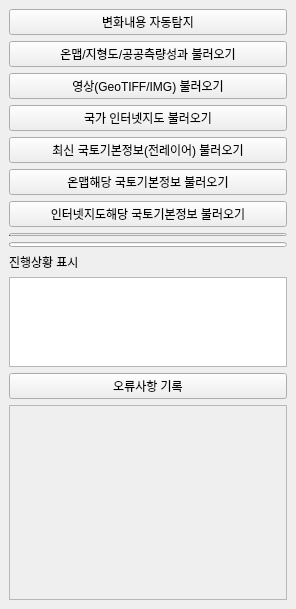
Qt form NGIIDataOverlayQualityCheck/ngii_data_utils_dockwidget_base.ui (kr-ngii/-NgiiDataOverlay) before a commit.
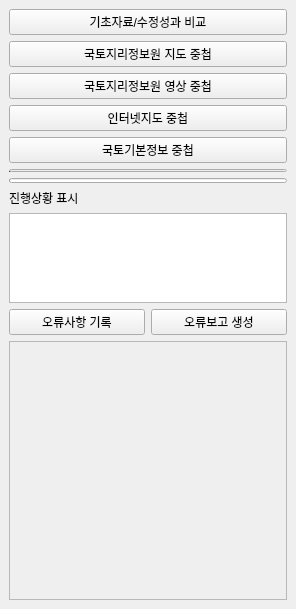
The same form after that commit.

Commit message: 버튼 수정

What changed in the file:
```diff
--- a/NGIIDataOverlayQualityCheck/ngii_data_utils_dockwidget_base.ui
+++ b/NGIIDataOverlayQualityCheck/ngii_data_utils_dockwidget_base.ui
@@ -14,108 +14,112 @@
    <string>국토지리정보원 데이터 중첩검사</string>
   </property>
   <widget class="QWidget" name="dockWidgetContents">
-   <layout class="QGridLayout" name="gridLayout_3">
-    <item row="8" column="0">
-     <widget class="QProgressBar" name="prgSub">
-      <property name="minimumSize">
-       <size>
-        <width>0</width>
-        <height>3</height>
-       </size>
-      </property>
-      <property name="maximumSize">
-       <size>
-        <width>16777215</width>
-        <height>3</height>
-       </size>
-      </property>
-      <property name="value">
-       <number>0</number>
-      </property>
-      <property name="textVisible">
-       <bool>false</bool>
-      </property>
-     </widget>
-    </item>
-    <item row="6" column="0">
-     <widget class="QPushButton" name="btnLoadInternetBaseMap">
+   <layout class="QGridLayout" name="gridLayout">
+    <item row="3" column="0">
+     <widget class="QPushButton" name="btnLoadTms">
       <property name="text">
-       <string>인터넷지도해당 국토기본정보 불러오기</string>
+       <string>인터넷지도 중첩</string>
       </property>
      </widget>
     </item>
     <item row="2" column="0">
      <widget class="QPushButton" name="btnLoadImage">
       <property name="text">
-       <string>영상(GeoTIFF/IMG) 불러오기</string>
+       <string>국토지리정보원 영상 중첩</string>
+      </property>
+     </widget>
+    </item>
+    <item row="0" column="0">
+     <widget class="QPushButton" name="btnAutoDetect">
+      <property name="text">
+       <string>기초자료/수정성과 비교</string>
       </property>
      </widget>
     </item>
     <item row="5" column="0">
-     <widget class="QPushButton" name="btnLoadOnmapBaseMap">
-      <property name="text">
-       <string>온맵해당 국토기본정보 불러오기</string>
+     <widget class="QProgressBar" name="prgSub">
+      <property name="minimumSize">
+       <size>
+        <width>0</width>
+        <height>3</height>
+       </size>
+      </property>
+      <property name="maximumSize">
+       <size>
+        <width>16777215</width>
+        <height>3</height>
+       </size>
+      </property>
+      <property name="value">
+       <number>0</number>
+      </property>
+      <property name="textVisible">
+       <bool>false</bool>
       </property>
      </widget>
     </item>
-    <item row="4" column="0">
-     <widget class="QPushButton" name="btnLoadBaseMap">
-      <property name="text">
-       <string>최신 국토기본정보(전레이어) 불러오기</string>
+    <item row="6" column="0">
+     <widget class="QProgressBar" name="prgMain">
+      <property name="minimumSize">
+       <size>
+        <width>0</width>
+        <height>5</height>
+       </size>
+      </property>
+      <property name="maximumSize">
+       <size>
+        <width>16777215</width>
+        <height>5</height>
+       </size>
+      </property>
+      <property name="value">
+       <number>0</number>
+      </property>
+      <property name="textVisible">
+       <bool>false</bool>
       </property>
      </widget>
     </item>
     <item row="1" column="0">
      <widget class="QPushButton" name="btnLoadVector">
       <property name="text">
-       <string>온맵/지형도/공공측량성과 불러오기</string>
+       <string>국토지리정보원 지도 중첩</string>
       </property>
      </widget>
     </item>
-    <item row="3" column="0">
-     <widget class="QPushButton" name="btnLoadTms">
-      <property name="text">
-       <string>국가 인터넷지도 불러오기</string>
-      </property>
-     </widget>
-    </item>
-    <item row="9" column="0">
-     <widget class="QProgressBar" name="prgMain">
+    <item row="8" column="0">
+     <widget class="QPlainTextEdit" name="editLog">
       <property name="minimumSize">
        <size>
         <width>0</width>
-        <height>5</height>
+        <height>50</height>
        </size>
       </property>
       <property name="maximumSize">
        <size>
         <width>16777215</width>
-        <height>5</height>
+        <height>90</height>
        </size>
       </property>
-      <property name="value">
-       <number>0</number>
+      <property name="autoFillBackground">
+       <bool>false</bool>
       </property>
-      <property name="textVisible">
+      <property name="readOnly">
+       <bool>true</bool>
+      </property>
+      <property name="backgroundVisible">
        <bool>false</bool>
       </property>
      </widget>
     </item>
-    <item row="0" column="0">
-     <widget class="QPushButton" name="btnAutoDetect">
+    <item row="4" column="0">
+     <widget class="QPushButton" name="btnLoadBaseMap">
       <property name="text">
-       <string>변화내용 자동탐지</string>
+       <string>국토기본정보 중첩</string>
       </property>
      </widget>
     </item>
-    <item row="13" column="0">
-     <widget class="QPushButton" name="btnReportError">
-      <property name="text">
-       <string>오류사항 기록</string>
-      </property>
-     </widget>
-    </item>
-    <item row="14" column="0">
+    <item row="10" column="0">
      <widget class="QScrollArea" name="scrollArea">
       <property name="sizePolicy">
        <sizepolicy hsizetype="Expanding" vsizetype="Expanding">
@@ -135,7 +139,7 @@
          <x>0</x>
          <y>0</y>
          <width>272</width>
-         <height>139</height>
+         <height>207</height>
         </rect>
        </property>
        <layout class="QGridLayout" name="gridLayout_2">
@@ -156,32 +160,7 @@
       </widget>
      </widget>
     </item>
-    <item row="12" column="0">
-     <widget class="QPlainTextEdit" name="editLog">
-      <property name="minimumSize">
-       <size>
-        <width>0</width>
-        <height>50</height>
-       </size>
-      </property>
-      <property name="maximumSize">
-       <size>
-        <width>16777215</width>
-        <height>90</height>
-       </size>
-      </property>
-      <property name="autoFillBackground">
-       <bool>false</bool>
-      </property>
-      <property name="readOnly">
-       <bool>true</bool>
-      </property>
-      <property name="backgroundVisible">
-       <bool>false</bool>
-      </property>
-     </widget>
-    </item>
-    <item row="11" column="0">
+    <item row="7" column="0">
      <widget class="QLabel" name="lblStatus">
       <property name="enabled">
        <bool>true</bool>
@@ -197,6 +176,24 @@
       </property>
      </widget>
     </item>
+    <item row="9" column="0">
+     <layout class="QHBoxLayout" name="horizontalLayout">
+      <item>
+       <widget class="QPushButton" name="btnReportError">
+        <property name="text">
+         <string>오류사항 기록</string>
+        </property>
+       </widget>
+      </item>
+      <item>
+       <widget class="QPushButton" name="btnMakeReport">
+        <property name="text">
+         <string>오류보고 생성</string>
+        </property>
+       </widget>
+      </item>
+     </layout>
+    </item>
    </layout>
   </widget>
  </widget>
```
Left out of the diff: 2 changed lines with no effect on the pictures. The commit also changes 1 other file.
